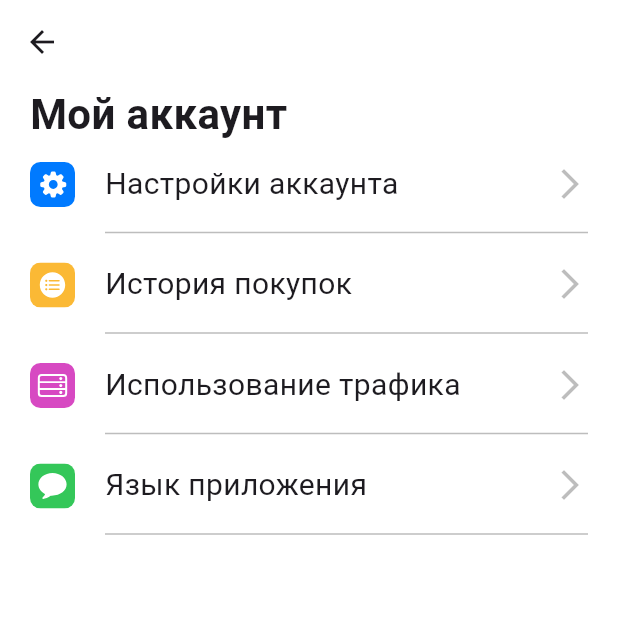
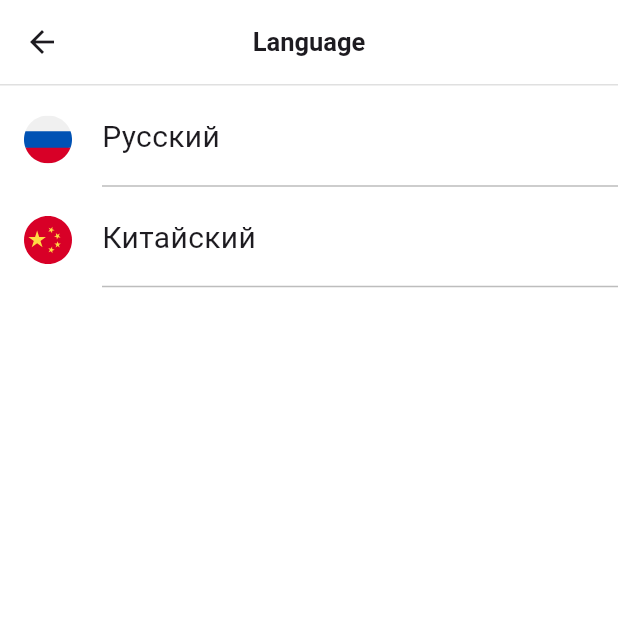
Before and after one commit to nurmek51/vink-sim, a Flutter app: the MyAccountScreen screen opened directly, after a tap on "Язык приложения", on a phone screen of 412 x 824 dp, the top half of it. Run offline on Flutter 3.47's test engine with Material 3 defaults, Android fonts, the phone set to English and light mode, and no system bars; our stand-ins replace flutter_svg, vector_graphics.

Commit message:
Add localization support and new language options; implement navigation for language selection

```diff
--- a/lib/constants/lozalization.dart
+++ b/lib/constants/lozalization.dart
@@ -21,4 +21,9 @@ class AppLocalization {
   static const whatsappSupport = 'Поддержка в WhatsApp';
   static const emailSupport = 'Написать на e-mail';
   static const myAccount = 'Мой аккаунт';
+  static const appLanguageTitle = 'Язык';
+  static const appLanguageRu = 'Русский';
+  static const appLanguageEn = 'English';
+
+
 }
--- /dev/null
+++ b/lib/feature/language_screen/language_screen.dart
@@ -0,0 +1,80 @@
+import 'package:flex_travel_sim/gen/assets.gen.dart';
+import 'package:flutter/material.dart';
+import 'package:flutter_svg/svg.dart';
+
+class LanguageScreen extends StatelessWidget {
+  const LanguageScreen({super.key});
+
+  @override
+  Widget build(BuildContext context) {
+    const titleStyle = TextStyle(fontSize: 17, fontWeight: FontWeight.bold);
+    const horizontalPadding = EdgeInsets.symmetric(horizontal: 20);
+
+    return Scaffold(
+      backgroundColor: Colors.white,
+      appBar: AppBar(
+        backgroundColor: Colors.white,
+        elevation: 0,
+        title: Text('Language', style: titleStyle),
+        centerTitle: true,
+        bottom: PreferredSize(
+          preferredSize: Size.fromHeight(1),
+          child: Container(color: Colors.grey.shade300, height: 1),
+        ),
+      ),
+      body: SafeArea(
+        child: Padding(
+          padding: const EdgeInsets.only(left: 16.0),
+          child: Column(
+            children: [
+              const SizedBox(height: 20),
+              LanguageButton(
+                icon: Assets.icons.russianFlag.path,
+                language: 'Русский',
+              ),
+              const SizedBox(height: 12),
+              LanguageButton(
+                icon: Assets.icons.chinaFlag.path,
+                language: 'Китайский',
+              ),
+            ],
+          ),
+        ),
+      ),
+    );
+  }
+}
+
+class LanguageButton extends StatelessWidget {
+  final String icon;
+  final String language;
+  const LanguageButton({super.key, required this.icon, required this.language});
+
+  @override
+  Widget build(BuildContext context) {
+    return GestureDetector(
+      onTap: () {},
+      child: Row(
+        crossAxisAlignment: CrossAxisAlignment.start,
+        children: [
+          SvgPicture.asset(icon),
+          const SizedBox(width: 20),
+          Expanded(
+            child: Column(
+              children: [
+                Row(
+                  children: [
+                    Text(language, style: TextStyle(fontSize: 20)),
+                    const Spacer(),
+                  ],
+                ),
+                const SizedBox(height: 10),
+                const Divider(color: Colors.black26),
+              ],
+            ),
+          ),
+        ],
+      ),
+    );
+  }
+}
--- a/lib/feature/main_flow_screen/widgets/percentage_widget.dart
+++ b/lib/feature/main_flow_screen/widgets/percentage_widget.dart
@@ -67,7 +67,7 @@ class PercentageWidget extends StatelessWidget {
                   ),
                 ),
                 Text(
-                  '$value \$ на счету',
+                  '${value.round()} \$ на счету',
                   style: TextStyle(
                     fontSize: 16,
                     fontWeight: FontWeight.w500,
--- a/lib/feature/my_account_screen/my_account_screen.dart
+++ b/lib/feature/my_account_screen/my_account_screen.dart
@@ -1,6 +1,8 @@
 import 'package:flex_travel_sim/constants/lozalization.dart';
+import 'package:flex_travel_sim/feature/language_screen/language_screen.dart';
 import 'package:flex_travel_sim/feature/my_account_screen/widgets/account_widget.dart';
 import 'package:flex_travel_sim/feature/purchase_history_screen.dart/purchase_history_screen.dart';
+import 'package:flex_travel_sim/feature/traffic_usage_screen/traffic_usage_screen.dart';
 import 'package:flex_travel_sim/gen/assets.gen.dart';
 import 'package:flutter/material.dart';
 
@@ -45,13 +47,27 @@ class MyAccountScreen extends StatelessWidget {
               AccountWidget(
                 title: AppLocalization.trafficUsage,
                 icon: Assets.icons.trafficUsage.path,
-                onTap: () {},
+                onTap: () {
+                  Navigator.push(
+                    context,
+                    MaterialPageRoute(
+                      builder: (context) => const TrafficUsageScreen(),
+                    ),
+                  );
+                },
               ),
               const SizedBox(height: 12),
               AccountWidget(
                 title: AppLocalization.appLanguage,
                 icon: Assets.icons.appLanguage.path,
-                onTap: () {},
+                onTap: () {
+                  Navigator.push(
+                    context,
+                    MaterialPageRoute(
+                      builder: (context) => const LanguageScreen(),
+                    ),
+                  );
+                },
               ),
             ],
           ),
```
Also changed, not shown: lib/feature/traffic_usage_screen/traffic_usage_screen.dart (added, +67 -0 lines), lib/gen/assets.gen.dart (+9 -0 lines), assets/icons/china_flag.svg (added), assets/icons/russian_flag.svg (added).
